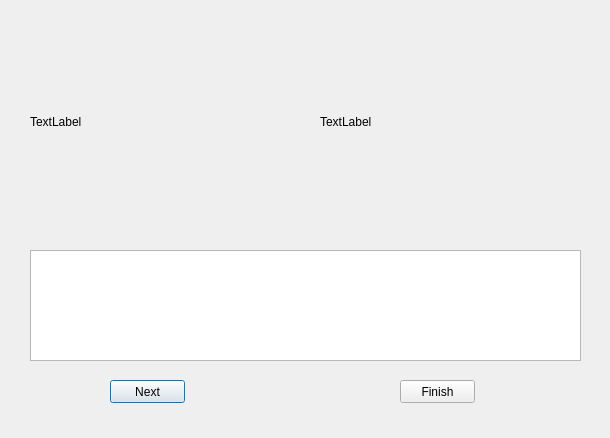
First picture: the form in calibrationdialog.ui, repository tiaotia0/CameraGrabber, before the edit.
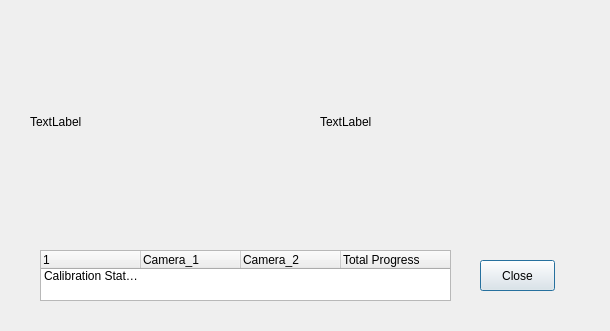
Second picture: the form after the edit.

Patch:
```diff
--- a/calibrationdialog.ui
+++ b/calibrationdialog.ui
@@ -7,7 +7,7 @@
     <x>0</x>
     <y>0</y>
     <width>610</width>
-    <height>438</height>
+    <height>331</height>
    </rect>
   </property>
   <property name="windowTitle">
@@ -39,41 +39,65 @@
     <string>TextLabel</string>
    </property>
   </widget>
-  <widget class="QTextEdit" name="textEdit">
+  <widget class="QPushButton" name="calibration_close">
    <property name="geometry">
     <rect>
-     <x>30</x>
+     <x>480</x>
+     <y>260</y>
+     <width>75</width>
+     <height>31</height>
+    </rect>
+   </property>
+   <property name="text">
+    <string>Close</string>
+   </property>
+  </widget>
+  <widget class="QTreeWidget" name="calibration_tree">
+   <property name="geometry">
+    <rect>
+     <x>40</x>
      <y>250</y>
-     <width>551</width>
-     <height>111</height>
+     <width>411</width>
+     <height>51</height>
     </rect>
    </property>
-  </widget>
-  <widget class="QPushButton" name="next">
-   <property name="geometry">
-    <rect>
-     <x>110</x>
-     <y>380</y>
-     <width>75</width>
-     <height>23</height>
-    </rect>
+   <property name="indentation">
+    <number>0</number>
    </property>
-   <property name="text">
-    <string>Next</string>
-   </property>
-  </widget>
-  <widget class="QPushButton" name="finish">
-   <property name="geometry">
-    <rect>
-     <x>400</x>
-     <y>380</y>
-     <width>75</width>
-     <height>23</height>
-    </rect>
-   </property>
-   <property name="text">
-    <string>Finish</string>
-   </property>
+   <column>
+    <property name="text">
+     <string/>
+    </property>
+   </column>
+   <column>
+    <property name="text">
+     <string>Camera_1</string>
+    </property>
+   </column>
+   <column>
+    <property name="text">
+     <string>Camera_2</string>
+    </property>
+   </column>
+   <column>
+    <property name="text">
+     <string>Total Progress</string>
+    </property>
+   </column>
+   <item>
+    <property name="text">
+     <string>Calibration Status</string>
+    </property>
+    <property name="text">
+     <string/>
+    </property>
+    <property name="text">
+     <string/>
+    </property>
+    <property name="text">
+     <string/>
+    </property>
+   </item>
   </widget>
  </widget>
  <resources/>
```
